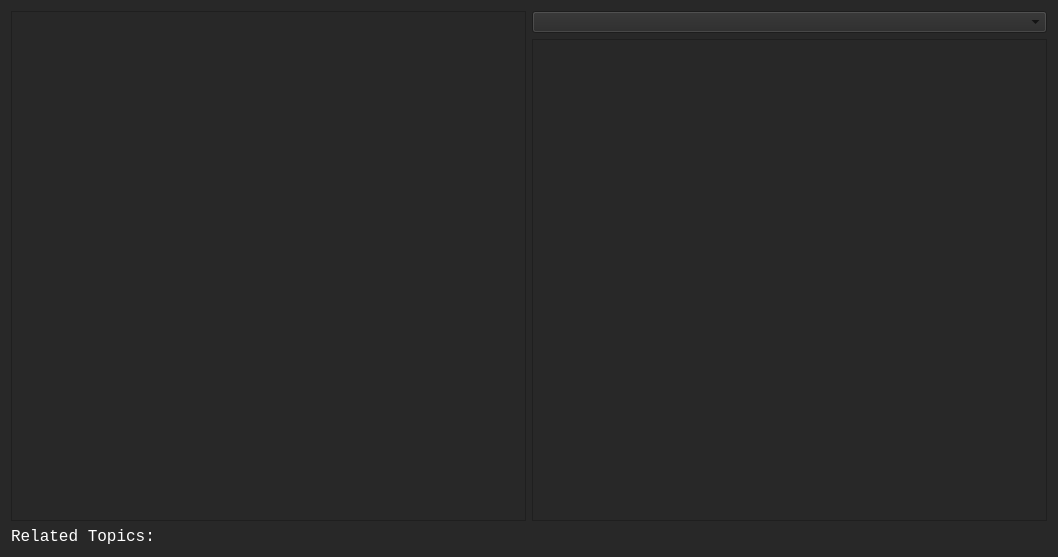
This is src/UI/TaskViewer.ui in akukhta/LeetCodeApp as Qt 5 draws it before an edit. The edited form follows.
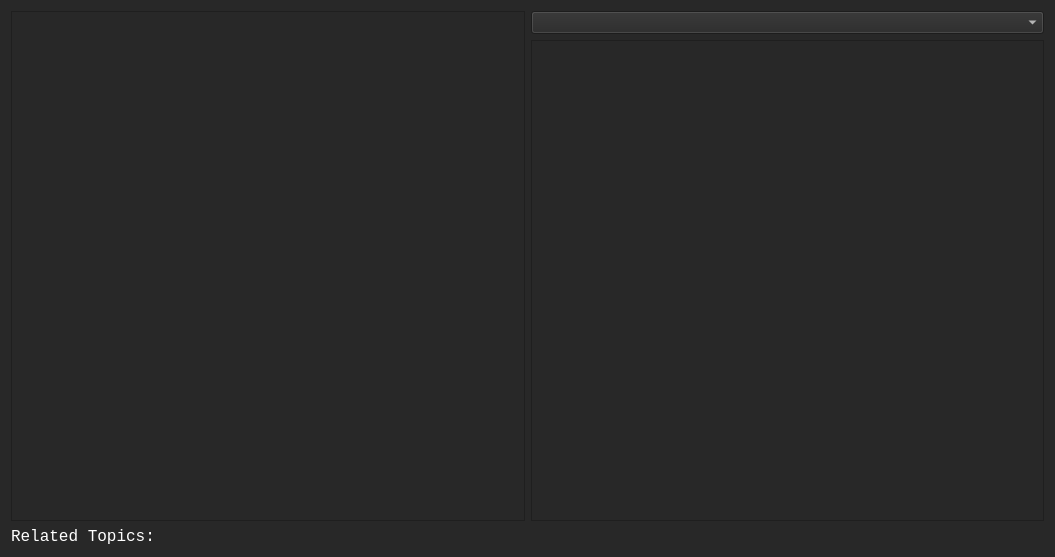
This is the edited form.

Commit message: Task Viewer work

```diff
--- a/src/UI/TaskViewer.ui
+++ b/src/UI/TaskViewer.ui
@@ -6,7 +6,7 @@
    <rect>
     <x>0</x>
     <y>0</y>
-    <width>1058</width>
+    <width>1055</width>
     <height>557</height>
    </rect>
   </property>
@@ -18,14 +18,25 @@
 </string>
   </property>
   <widget class="QWidget" name="centralWidget">
+   <layout class="QVBoxLayout" name="verticalLayout_2">
+    <item>
+     <layout class="QGridLayout" name="gridLayout_2">
+      <item row="0" column="0">
    <layout class="QGridLayout" name="gridLayout">
-    <item row="5" column="0">
-     <layout class="QHBoxLayout" name="horizontalLayout"/>
-    </item>
-    <item row="0" column="1">
+        <item row="2" column="1">
      <layout class="QVBoxLayout" name="verticalLayout">
       <item>
-       <widget class="QComboBox" name="comboBox"/>
+           <widget class="QComboBox" name="comboBox">
+            <property name="font">
+             <font>
+              <family>Courier New</family>
+              <pointsize>10</pointsize>
+             </font>
+            </property>
+            <property name="styleSheet">
+             <string notr="true">color: white;</string>
+            </property>
+           </widget>
       </item>
       <item>
        <widget class="QTextBrowser" name="textBrowser_2">
@@ -45,7 +56,23 @@
       </item>
      </layout>
     </item>
+        <item row="2" column="0">
+         <widget class="QTextBrowser" name="textBrowser">
+          <property name="font">
+           <font>
+            <family>Courier New</family>
+            <pointsize>10</pointsize>
+           </font>
+          </property>
+          <property name="styleSheet">
+           <string notr="true">color: white;</string>
+          </property>
+         </widget>
+        </item>
     <item row="4" column="0">
+         <layout class="QHBoxLayout" name="horizontalLayout"/>
+        </item>
+        <item row="3" column="0">
      <widget class="QLabel" name="label">
       <property name="font">
        <font>
@@ -61,18 +88,9 @@
       </property>
      </widget>
     </item>
-    <item row="0" column="0">
-     <widget class="QTextBrowser" name="textBrowser">
-      <property name="font">
-       <font>
-        <family>Courier New</family>
-        <pointsize>10</pointsize>
-       </font>
-      </property>
-      <property name="styleSheet">
-       <string notr="true">color: white;</string>
-      </property>
-     </widget>
+       </layout>
+      </item>
+     </layout>
     </item>
    </layout>
   </widget>
```
Lines whose indentation alone changed are shown as unchanged. The commit also changes 6 other files.
